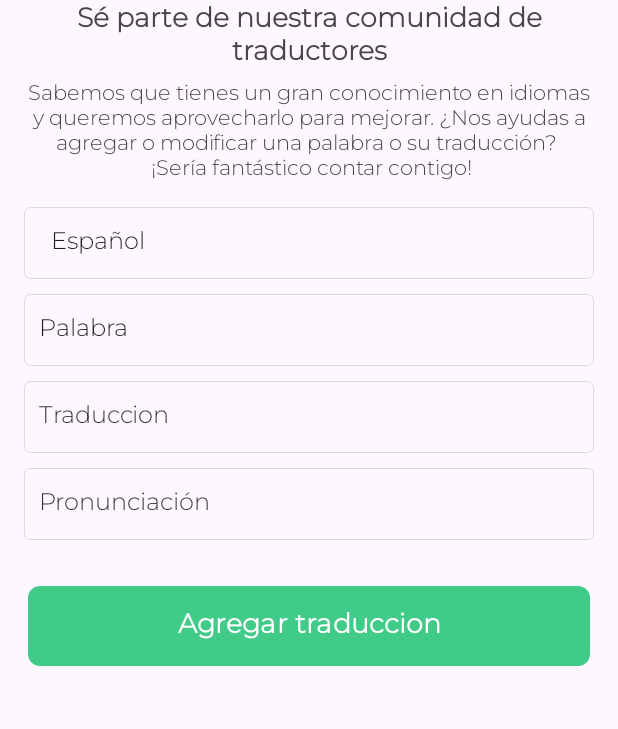
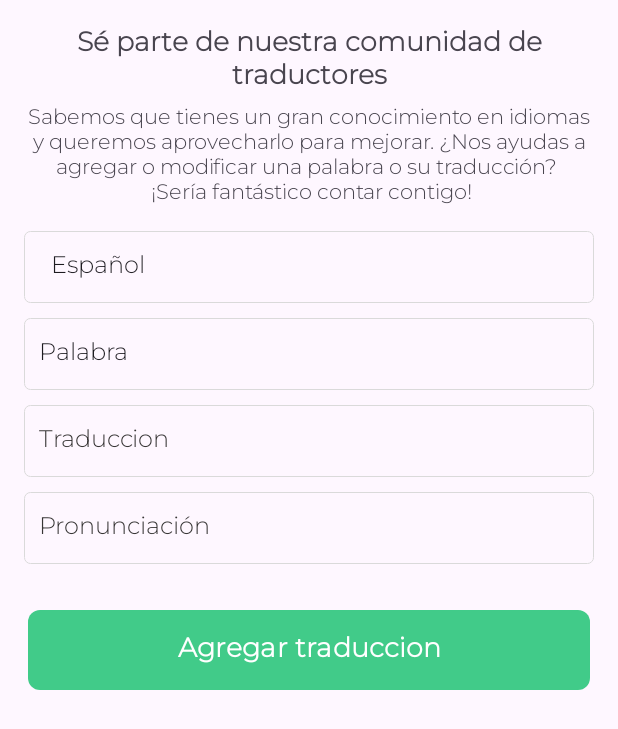
Before and after one commit to jhhonr144/Atanke, an Android app: the SugerirTraduccion screen opened directly, with no data from a screen before it, on a phone screen of 412 x 824 dp. Shown: the top 729 px of the screen. Run offline under Robolectric (Android 15) with nearby library versions, the phone set to English and light mode, and no system bars; our stand-ins replace Room's generated code.

Commit message:
actualizacion de sugerir traduccion

```diff
--- a/app/src/main/res/layout/sugerir_palabra_activity.xml
+++ b/app/src/main/res/layout/sugerir_palabra_activity.xml
@@ -17,6 +17,7 @@
 
         <TextView
             android:id="@+id/textView3"
+            android:layout_marginTop="@dimen/dp_font_size_medium"
             android:layout_width="match_parent"
             android:layout_height="wrap_content"
             android:gravity="center"
```
